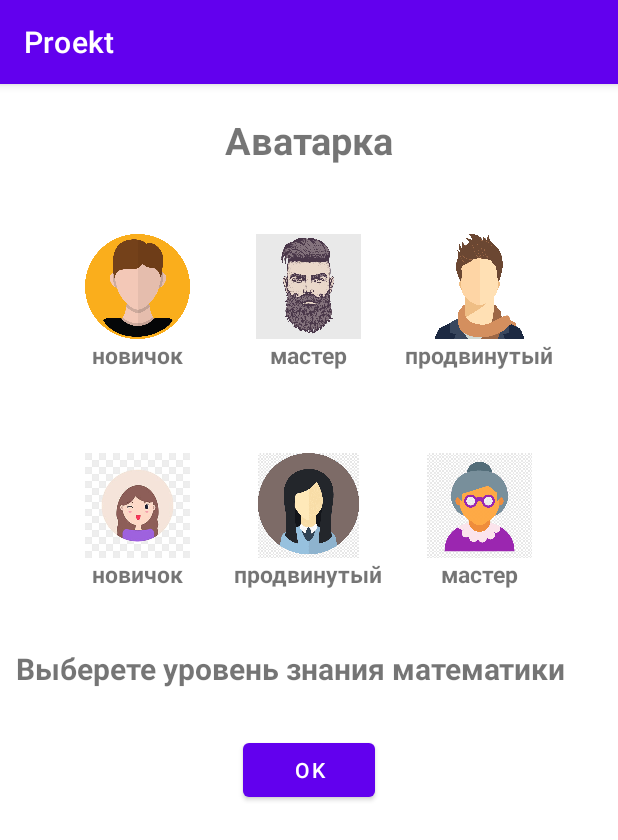
After one commit to igor05max/Proekt, an Android app: the Photo screen opened directly, with no data from a screen before it, on a phone screen of 412 x 824 dp. The commit adds this screen. Shown: the top 840 px of the screen. Run offline under Robolectric (Android 15) with nearby library versions, the phone set to English and light mode, and no system bars; our stand-ins replace Firebase (no records; nobody signed in at launch, a user with empty details on screens opened directly).

Commit message:
Initial commit

```diff
--- a/app/src/main/AndroidManifest.xml
+++ b/app/src/main/AndroidManifest.xml
@@ -16,6 +16,9 @@
         android:supportsRtl="true"
         android:theme="@style/Theme.Proekt"
         tools:targetApi="31">
+        <activity
+            android:name=".Photo"
+            android:exported="false" />
         <activity
             android:name=".ChatActivity"
             android:exported="false" />
--- /dev/null
+++ b/app/src/main/java/com/example/proekt/Photo.java
@@ -0,0 +1,146 @@
+package com.example.proekt;
+
+import androidx.annotation.NonNull;
+import androidx.appcompat.app.AppCompatActivity;
+
+import android.content.Intent;
+import android.graphics.Color;
+import android.os.Bundle;
+import android.text.style.UpdateAppearance;
+import android.view.View;
+import android.widget.Button;
+import android.widget.ImageView;
+import android.widget.LinearLayout;
+
+import com.google.firebase.auth.FirebaseAuth;
+import com.google.firebase.database.DataSnapshot;
+import com.google.firebase.database.DatabaseError;
+import com.google.firebase.database.DatabaseReference;
+import com.google.firebase.database.FirebaseDatabase;
+import com.google.firebase.database.ValueEventListener;
+
+import java.util.Objects;
+
+public class Photo extends AppCompatActivity {
+
+    private ImageView imageView1, imageView2, imageView3, imageView4, imageView5, imageView6;
+    private LinearLayout linearLayout1, linearLayout2, linearLayout3, linearLayout4, linearLayout5, linearLayout6;
+    private Button button;
+    private String answer = "boy_level_0";
+    private FirebaseAuth mAuth;
+    private String currentUserID;
+    DatabaseReference userRef;
+
+    @Override
+    protected void onCreate(Bundle savedInstanceState) {
+        super.onCreate(savedInstanceState);
+        setContentView(R.layout.activity_photo);
+
+        mAuth = FirebaseAuth.getInstance();
+        currentUserID = Objects.requireNonNull(mAuth.getCurrentUser()).getUid();
+        userRef = FirebaseDatabase.getInstance().getReference().child("Users").child(currentUserID);
+
+        button = findViewById(R.id.buttonPhoto);
+
+//        imageView1 = findViewById(R.id.boy_1);
+//        imageView2 = findViewById(R.id.boy_2);
+//        imageView3 = findViewById(R.id.boy_3);
+//        imageView4 = findViewById(R.id.girl_1);
+//        imageView5 = findViewById(R.id.girl_2);
+//        imageView6 = findViewById(R.id.girl_3);
+
+        linearLayout1 = findViewById(R.id.boy_1_layout);
+        linearLayout2 = findViewById(R.id.boy_2_layout);
+        linearLayout3 = findViewById(R.id.boy_3_layout);
+        linearLayout4 = findViewById(R.id.girl_1_layout);
+        linearLayout5 = findViewById(R.id.girl_2_layout);
+        linearLayout6 = findViewById(R.id.girl_3_layout);
+
+
+        LinearLayout[] mass = {linearLayout1, linearLayout2, linearLayout3,
+                linearLayout4, linearLayout5, linearLayout6};
+
+        linearLayout1.setOnClickListener(new View.OnClickListener() {
+            @Override
+            public void onClick(View v) {
+
+                for (LinearLayout el: mass) {
+                    el.setBackgroundColor(Color.WHITE);
+                }
+                linearLayout1.setBackgroundColor(Color.BLUE);
+                answer = "boy_level_0";
+            }
+        });
+
+        linearLayout2.setOnClickListener(new View.OnClickListener() {
+            @Override
+            public void onClick(View v) {
+
+                for (LinearLayout el: mass) {
+                    el.setBackgroundColor(Color.WHITE);
+                }
+                linearLayout2.setBackgroundColor(Color.BLUE);
+                answer = "boy_level_1";
+            }
+        });
+
+        linearLayout3.setOnClickListener(new View.OnClickListener() {
+            @Override
+            public void onClick(View v) {
+
+                for (LinearLayout el: mass) {
+                    el.setBackgroundColor(Color.WHITE);
+                }
+                linearLayout3.setBackgroundColor(Color.BLUE);
+                answer = "boy_level_2";
+            }
+        });
+
+        linearLayout4.setOnClickListener(new View.OnClickListener() {
+            @Override
+            public void onClick(View v) {
+
+                for (LinearLayout el: mass) {
+                    el.setBackgroundColor(Color.WHITE);
+                }
+                linearLayout4.setBackgroundColor(Color.BLUE);
+                answer = "girl_level_0";
+            }
+        });
+
+        linearLayout5.setOnClickListener(new View.OnClickListener() {
+            @Override
+            public void onClick(View v) {
+
+                for (LinearLayout el: mass) {
+                    el.setBackgroundColor(Color.WHITE);
+                }
+                linearLayout5.setBackgroundColor(Color.BLUE);
+                answer = "girl_level_1";
+            }
+        });
+
+        linearLayout6.setOnClickListener(new View.OnClickListener() {
+            @Override
+            public void onClick(View v) {
+
+                for (LinearLayout el: mass) {
+                    el.setBackgroundColor(Color.WHITE);
+                }
+                linearLayout6.setBackgroundColor(Color.BLUE);
+                answer = "girl_level_2";
+            }
+        });
+
+        button.setOnClickListener(new View.OnClickListener() {
+            @Override
+            public void onClick(View v) {
+
+            }
+        });
+
+    }
+
+
+
+}
--- a/app/src/main/java/com/example/proekt/ProfileActivity.java
+++ b/app/src/main/java/com/example/proekt/ProfileActivity.java
@@ -45,6 +45,8 @@ public class ProfileActivity extends AppCompatActivity {
 
     private StorageReference userProfileImageRef;
 
+    private String photo = "boy_level_0";
+
 
     @Override
     protected void onCreate(Bundle savedInstanceState) {
@@ -70,47 +72,22 @@ public class ProfileActivity extends AppCompatActivity {
                 UpdataIformation();
             }
         });
+        userInformation();
+
 
         circleImageView.setOnClickListener(new View.OnClickListener() {
             @Override
             public void onClick(View v) {
-                changeProfileImage();
+                Intent intent = new Intent(ProfileActivity.this, Photo.class);
+                startActivity(intent);
             }
         });
 
-        userInformation();
+
 
     }
 
-    private void changeProfileImage() {
-        Intent intent = new Intent(Intent.ACTION_PICK, MediaStore.Images.Media.EXTERNAL_CONTENT_URI);
-        startActivityForResult(intent, REQUEST_IMAGE_PICK);
-    }
 
-
-    @Override
-    protected void onActivityResult(int requestCode, int resultCode, @Nullable Intent data) {
-        super.onActivityResult(requestCode, resultCode, data);
-        if (resultCode == RESULT_OK && requestCode == REQUEST_IMAGE_PICK) {
-            assert data != null;
-            Uri selectedImage = data.getData();
-            // обновление изображения профиля
-            circleImageView.setImageURI(selectedImage);
-
-            StorageReference filePath = userProfileImageRef.child(currentUserID + ".jpg");
-            filePath.putFile(selectedImage).addOnCompleteListener(new OnCompleteListener<UploadTask.TaskSnapshot>() {
-                @Override
-                public void onComplete(@NonNull Task<UploadTask.TaskSnapshot> task) {
-                    if (task.isSuccessful()) {
-                        Toast.makeText(ProfileActivity.this, "Okk", Toast.LENGTH_SHORT).show();
-                    }
-                    else {
-                        Toast.makeText(ProfileActivity.this, "No", Toast.LENGTH_SHORT).show();
-                    }
-                }
-            });
-        }
-    }
 
     private void UpdataIformation() {
         String textName = editText.getText().toString();
@@ -126,6 +103,7 @@ public class ProfileActivity extends AppCompatActivity {
             profileMap.put("uid", currentUserID);
             profileMap.put("name", textName);
             profileMap.put("about", textAbout);
+            profileMap.put("picture", photo);
             profileMap.put("profileTask", "0");
             profileMap.put("baseTask", "0");
 
@@ -161,6 +139,32 @@ public class ProfileActivity extends AppCompatActivity {
                             editText.setText(UserName);
                             editText2.setText(UserAbout);
 
+                            photo = Objects.requireNonNull(dataSnapshot.child("picture").getValue()).toString();
+                            switch (photo) {
+                                case "boy_level_0":
+                                    circleImageView.setImageResource(R.drawable.boy_level_0);
+                                    break;
+                                case "boy_level_1":
+                                    circleImageView.setImageResource(R.drawable.boy_level_1);
+                                    break;
+                                case "boy_level_2":
+                                    circleImageView.setImageResource(R.drawable.boy_level_2);
+                                    break;
+                                case "girl_level_0":
+                                    circleImageView.setImageResource(R.drawable.girl_level_0);
+                                    break;
+                                case "girl_level_1":
+                                    circleImageView.setImageResource(R.drawable.girl_level_1);
+                                    break;
+                                case "girl_level_2":
+                                    circleImageView.setImageResource(R.drawable.girl_level_2);
+                                    break;
+                            }
+
+
+                        }
+                        else {
+                            circleImageView.setVisibility(View.GONE);
                         }
                     }
 
--- /dev/null
+++ b/app/src/main/res/layout/activity_photo.xml
@@ -0,0 +1,209 @@
+<?xml version="1.0" encoding="utf-8"?>
+<LinearLayout xmlns:android="http://schemas.android.com/apk/res/android"
+    xmlns:app="http://schemas.android.com/apk/res-auto"
+    xmlns:tools="http://schemas.android.com/tools"
+    android:layout_width="match_parent"
+    android:layout_height="match_parent"
+    android:orientation="vertical"
+    tools:context=".Photo">
+    <TextView
+        android:layout_marginTop="20dp"
+        android:layout_width="match_parent"
+        android:layout_height="wrap_content"
+        android:text="Аватарка"
+        android:textSize="25dp"
+        android:textStyle="bold"
+        android:gravity="center"
+        ></TextView>
+
+    <LinearLayout
+        android:layout_marginTop="20dp"
+        android:layout_width="match_parent"
+        android:layout_height="143dp"
+        android:gravity="center"
+        android:orientation="horizontal">
+
+
+
+        <LinearLayout
+            android:id="@+id/boy_1_layout"
+            android:layout_width="114dp"
+
+            android:layout_height="136dp"
+            android:gravity="center"
+            android:orientation="vertical"
+            >
+
+
+            <ImageView
+                android:id="@+id/boy_1"
+                android:layout_width="70dp"
+                android:layout_height="70dp"
+                app:srcCompat="@drawable/boy_level_0" />
+
+            <TextView
+
+                android:layout_width="match_parent"
+                android:layout_height="wrap_content"
+                android:gravity="center"
+                android:text="новичок"
+                android:textSize="15dp"
+                android:textStyle="bold" />
+        </LinearLayout>
+
+        <LinearLayout
+            android:id="@+id/boy_2_layout"
+            android:layout_width="114dp"
+            android:layout_height="136dp"
+            android:gravity="center"
+            android:orientation="vertical"
+            >
+
+
+            <ImageView
+                android:id="@+id/boy_2"
+                android:layout_width="70dp"
+                android:layout_height="70dp"
+                app:srcCompat="@drawable/boy_level_2" />
+
+            <TextView
+
+                android:layout_width="match_parent"
+                android:layout_height="wrap_content"
+                android:gravity="center"
+                android:text="мастер"
+                android:textSize="15dp"
+                android:textStyle="bold" />
+        </LinearLayout>
+
+        <LinearLayout
+            android:id="@+id/boy_3_layout"
+            android:layout_width="114dp"
+            android:layout_height="136dp"
+            android:gravity="center"
+            android:orientation="vertical"
+            >
+
+
+            <ImageView
+                android:id="@+id/boy_3"
+                android:layout_width="70dp"
+                android:layout_height="70dp"
+                app:srcCompat="@drawable/boy_level_1" />
+
+            <TextView
+
+                android:layout_width="match_parent"
+                android:layout_height="wrap_content"
+                android:gravity="center"
+                android:text="продвинутый"
+                android:textSize="15dp"
+                android:textStyle="bold" />
+        </LinearLayout>
+
+    </LinearLayout>
+
+    <LinearLayout
+        android:layout_width="match_parent"
+        android:layout_height="148dp"
+        android:layout_gravity="center"
+        android:gravity="center"
+        android:orientation="horizontal">
+
+        <LinearLayout
+            android:id="@+id/girl_1_layout"
+            android:layout_width="114dp"
+            android:layout_height="136dp"
+            android:gravity="center"
+            android:orientation="vertical">
+
+
+            <ImageView
+                android:id="@+id/girl_1"
+                android:layout_width="70dp"
+                android:layout_height="70dp"
+                app:srcCompat="@drawable/girl_level_0" />
+
+            <TextView
+                android:id="@+id/textView12"
+                android:layout_width="match_parent"
+                android:layout_height="wrap_content"
+                android:gravity="center"
+                android:text="новичок"
+                android:textSize="15dp"
+                android:textStyle="bold" />
+        </LinearLayout>
+
+        <LinearLayout
+            android:id="@+id/girl_2_layout"
+            android:layout_width="114dp"
+            android:layout_height="136dp"
+            android:gravity="center"
+            android:orientation="vertical"
+            >
+
+            <ImageView
+                android:id="@+id/girl_2"
+                android:layout_width="70dp"
+                android:layout_height="70dp"
+                app:srcCompat="@drawable/girl_level_1" />
+
+            <TextView
+
+                android:layout_width="match_parent"
+                android:layout_height="wrap_content"
+                android:gravity="center"
+                android:text="продвинутый"
+                android:textSize="15dp"
+                android:textStyle="bold" />
+        </LinearLayout>
+
+        <LinearLayout
+            android:id="@+id/girl_3_layout"
+            android:layout_width="114dp"
+            android:layout_height="136dp"
+            android:gravity="center"
+            android:orientation="vertical"
+           >
+            <ImageView
+                android:id="@+id/girl_3"
+                android:layout_width="70dp"
+                android:layout_height="70dp"
+                app:srcCompat="@drawable/girl_level_2" />
+            <TextView
+                android:layout_width="match_parent"
+                android:layout_height="wrap_content"
+                android:gravity="center"
+                android:text="мастер"
+                android:textSize="15dp"
+                android:textStyle="bold" />
+        </LinearLayout>
+    </LinearLayout>
+    <TextView
+        android:layout_margin="10dp"
+        android:layout_width="wrap_content"
+        android:layout_height="wrap_content"
+        android:gravity="center"
+        android:text="Выберете уровень знания математики"
+        android:textSize="20dp"
+        android:textStyle="bold"
+        app:layout_constraintBottom_toTopOf="@+id/button4"
+        app:layout_constraintEnd_toEndOf="parent"
+        app:layout_constraintStart_toStartOf="parent"
+        app:layout_constraintTop_toBottomOf="@+id/linearLayout7"></TextView>
+
+    <LinearLayout
+        android:layout_marginTop="20dp"
+        android:layout_width="match_parent"
+        android:layout_height="wrap_content"
+        android:orientation="horizontal"
+        android:gravity="center"
+        >
+        <Button
+            android:id="@+id/buttonPhoto"
+            android:layout_width="wrap_content"
+            android:layout_height="wrap_content"
+            android:text="OK"
+            />
+    </LinearLayout>
+</LinearLayout>
--- a/app/src/main/res/layout/activity_profile.xml
+++ b/app/src/main/res/layout/activity_profile.xml
@@ -19,7 +19,7 @@
         android:id="@+id/profile_image"
         android:layout_width="200dp"
         android:layout_height="200dp"
-        android:src="@drawable/profile"
+        android:src="@drawable/boy_level_0"
         app:civ_border_width="2dp"
         app:civ_border_color="#FF000000"/></LinearLayout>
 
```
Also changed, not shown: app/src/main/res/drawable/boy_level_0.png (added), app/src/main/res/drawable/boy_level_1.png (added), app/src/main/res/drawable/boy_level_2.jpg (added), app/src/main/res/drawable/girl_level_0.jpg (added), app/src/main/res/drawable/girl_level_1.png (added), app/src/main/res/drawable/girl_level_2.png (added).
